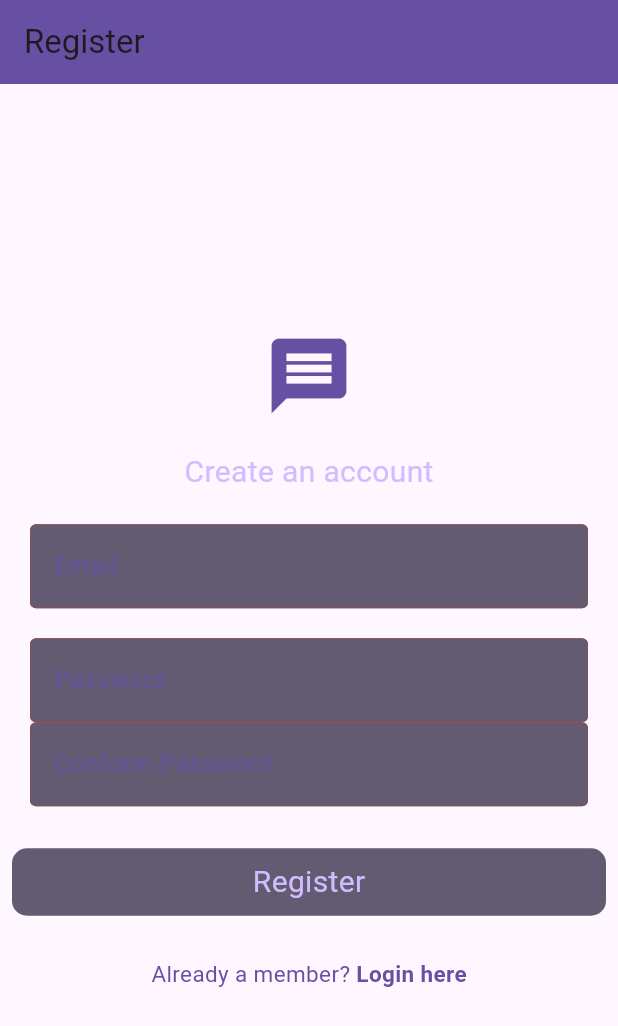
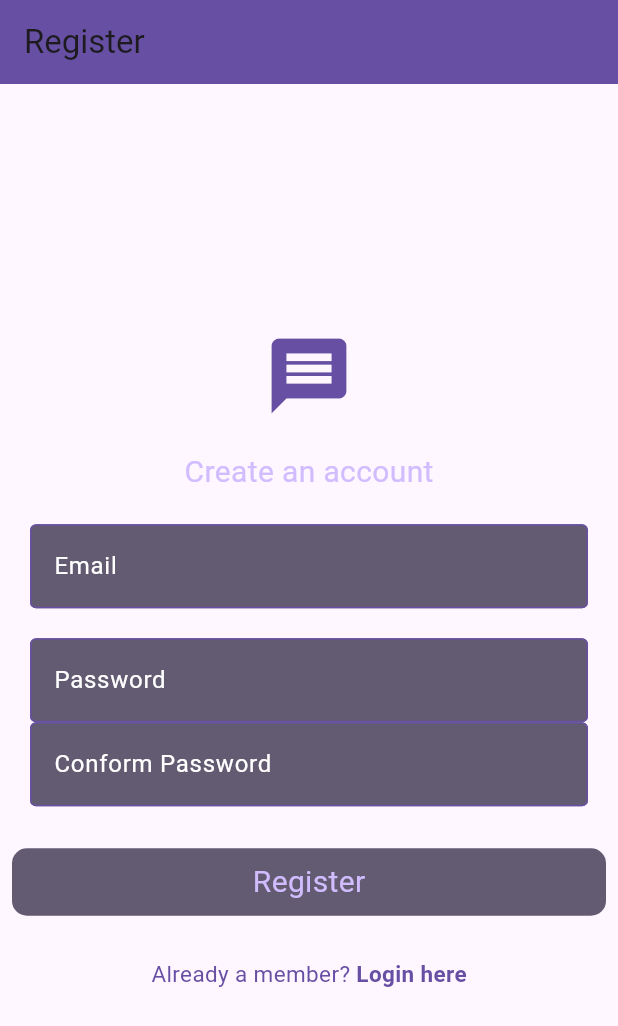
Before and after one commit to pratikmakwana10/chat_app, a Flutter app: the screen it shows after launch, after a tap on "Sign up here", on a phone screen of 412 x 824 dp. Shown: the top 1026 px of the screen. Run offline on Flutter 3.47's test engine with Material 3 defaults, Android fonts, the phone set to English and light mode, and no system bars; our stand-ins replace cloud_firestore, firebase_auth, firebase_core, get; accounts and stored records are empty; network calls fail.

Commit message:
new change

```diff
--- a/lib/authentication/auth_gate.dart
+++ b/lib/authentication/auth_gate.dart
@@ -12,7 +12,7 @@ class AuthGate extends StatelessWidget {
           stream: FirebaseAuth.instance.authStateChanges(),
           builder: (context, snapshot) {
             if (snapshot.hasData) {
-              return const HomePage();
+              return HomePage();
             }
             return const LoginOrRegister();
           }),
--- a/lib/components/text_field.dart
+++ b/lib/components/text_field.dart
@@ -4,7 +4,7 @@ class MyTextField extends StatelessWidget {
   final String hintText;
   final bool obscureText;
   final TextEditingController controller;
-  final FocusNode? focusNode ;
+  final FocusNode? focusNode;
   const MyTextField(
       {super.key,
       required this.hintText,
@@ -22,14 +22,15 @@ class MyTextField extends StatelessWidget {
           decoration: InputDecoration(
             enabledBorder: OutlineInputBorder(
                 borderSide:
-                    BorderSide(color: Theme.of(context).colorScheme.tertiary)),
+                    BorderSide(color: Theme.of(context).colorScheme.primary)),
             focusedBorder: OutlineInputBorder(
                 borderSide:
                     BorderSide(color: Theme.of(context).colorScheme.primary)),
             fillColor: Theme.of(context).colorScheme.secondary,
             filled: true,
             hintText: hintText,
-            hintStyle: TextStyle(color: Theme.of(context).colorScheme.primary),
+            hintStyle: const TextStyle(color: Colors.white),
+            // Theme.of(context).colorScheme.tertiary),
           )),
     );
   }
--- a/lib/main.dart
+++ b/lib/main.dart
@@ -28,6 +28,7 @@ class MyApp extends StatelessWidget {
       theme: ThemeData.light(),
       darkTheme: ThemeData.dark(),
       themeMode: ThemeMode.light,
+
       home: const AuthGate(),
     );
   }
--- a/lib/pages/log_in.dart
+++ b/lib/pages/log_in.dart
@@ -1,6 +1,6 @@
-import 'package:chat_app/services/authentication/auth_services.dart';
 import 'package:chat_app/components/common_button.dart';
 import 'package:chat_app/components/text_field.dart';
+import 'package:chat_app/services/authentication/auth_services.dart';
 import 'package:flutter/material.dart';
 
 class LogIn extends StatelessWidget {
@@ -47,8 +47,8 @@ class LogIn extends StatelessWidget {
           child: Column(
             mainAxisAlignment: MainAxisAlignment.center,
             children: <Widget>[
-              Icon(Icons.message,
-                  size: 60, color: Theme.of(context).colorScheme.primary),
+              const Icon(Icons.message, size: 60, color: Colors.red),
+              // Theme.of(context).colorScheme.secondary),
               const SizedBox(height: 20),
               Text("Welcome to the Chat App",
                   style: TextStyle(
--- a/lib/themes/light_mode.dart
+++ b/lib/themes/light_mode.dart
@@ -2,7 +2,7 @@ import 'package:flutter/material.dart';
 
 ThemeData lightTheme = ThemeData(
   colorScheme: ColorScheme.light(
-    background: Colors.blueGrey.shade300,
+    background: const Color.fromARGB(255, 81, 194, 250),
     primary: Colors.blueGrey.shade500,
     secondary: Colors.blueGrey.shade200,
     tertiary: Colors.white,
```
